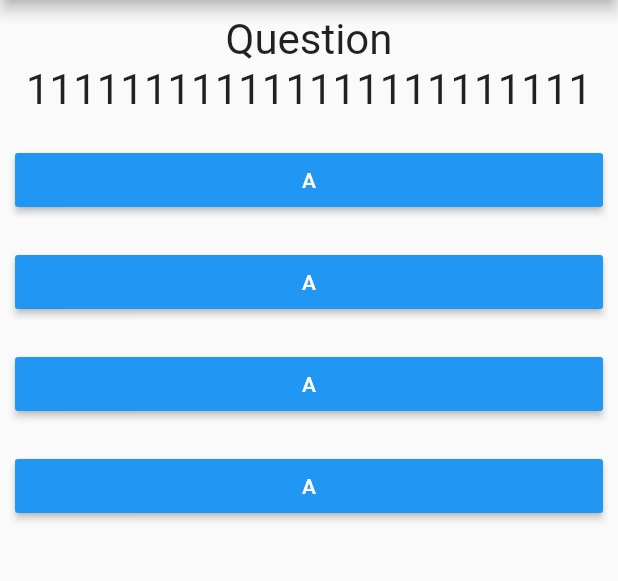
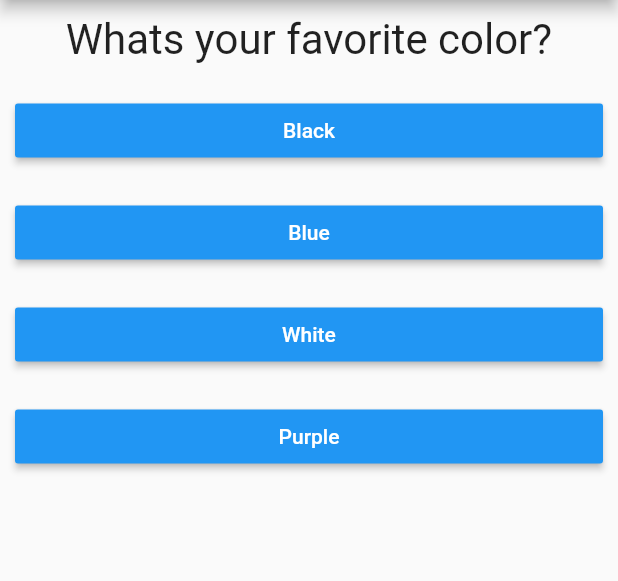
Before and after one commit to cando46/flutter_quiz_app, a Flutter app: the screen it shows after launch, on a phone screen of 412 x 824 dp, the part 84-665 px from its top. Run offline on Flutter 3.47's test engine with Material 2 defaults, Android fonts, the phone set to English and light mode, and no system bars.

Commit message:
Last commit for quiz excercise

```diff
--- a/lib/answer.dart
+++ b/lib/answer.dart
@@ -2,8 +2,9 @@ import 'package:flutter/material.dart';
 
 class Answer extends StatelessWidget {
   final Function selectHandler;
+  final String answerText;
 
-  Answer(this.selectHandler);
+  Answer(this.selectHandler,this.answerText);
 
   @override
   Widget build(BuildContext context) {
@@ -13,7 +14,7 @@ class Answer extends StatelessWidget {
       child: RaisedButton(
         color: Colors.blue,
         textColor: Colors.white,
-        child: Text("A"),
+        child: Text(answerText),
         onPressed: selectHandler,
       ),
     );
--- a/lib/main.dart
+++ b/lib/main.dart
@@ -1,6 +1,7 @@
 import 'package:flutter/material.dart';
-import './question.dart';
-import './answer.dart';
+import 'package:flutter_quiz_app/result.dart';
+import './quiz.dart';
+import './result.dart';
 
 void main() {
   runApp(MyApp());
@@ -12,41 +13,84 @@ class MyApp extends StatefulWidget {
 }
 
 class _MyAppState extends State<MyApp> {
+  final _questions = const [
+    {
+      "questionText": "Whats your favorite color?",
+      "answers": [
+        {"text": "Black", "score": 10},
+        {"text": "Blue", "score": 20},
+        {"text": "White", "score": 30},
+        {"text": "Purple", "score": 40}
+      ],
+    },
+    {
+      "questionText": "Whats your favorite animal?",
+      "answers": [
+        {"text": "Monkey", "score": 10},
+        {"text": "Duck", "score": 30},
+        {"text": "Cat", "score": 40},
+        {"text": "Dog", "score": 20}
+      ],
+    },
+    {
+      "questionText": "Whats your favorite number?",
+      "answers": [
+        {"text": "3", "score": 10},
+        {"text": "5", "score": 40},
+        {"text": "8", "score": 30},
+        {"text": "10", "score": 20}
+      ],
+    },
+    {
+      "questionText": "Whats your favorite series?",
+      "answers": [
+        {"text": "Sen Cal Kapimi", "score": 40},
+        {"text": "Mucize Doktor", "score": 30},
+        {"text": "HIMYM", "score": 20},
+        {"text": "Sense 8", "score": 10}
+      ],
+    },
+  ];
   var _questionIndex = 0;
+  var _totalScore = 0;
 
-  void _answerQuestion() {
+  void _resetQuiz(){
+
+    setState(() {
+      _questionIndex=0;
+      _totalScore=0;
+    });
+
+  }
+
+  void _answerQuestion(int score) {
+
+    //_totalScore = _totalScore + score; => equals += operator
+    _totalScore += score;
+
     setState(() {
       _questionIndex = _questionIndex + 1;
     });
 
     print(_questionIndex);
+    if (_questionIndex < _questions.length) {
+      print("We have more questions.");
+    }
   }
 
   Widget build(BuildContext context) {
-    var questions = [
-      "Question 111111111111111111111111",
-      "Question 2",
-      "Question 3",
-      "Question 4",
-      "Question 5"
-    ];
-
     return MaterialApp(
       home: Scaffold(
         appBar: AppBar(
           title: Text("Quiz App"),
         ),
-        body: Column(
-          children: [
-            Question(
-              questions.elementAt(_questionIndex),
-            ),
-            Answer(_answerQuestion),
-            Answer(_answerQuestion),
-            Answer(_answerQuestion),
-            Answer(_answerQuestion),
-          ],
-        ),
+        body: _questionIndex < _questions.length
+            ? Quiz(
+                answerQuestion: _answerQuestion,
+                questionIndex: _questionIndex,
+                questions: _questions,
+              )
+            : Result(_totalScore,_resetQuiz),
       ),
     );
   }
--- /dev/null
+++ b/lib/quiz.dart
@@ -0,0 +1,31 @@
+import 'package:flutter/material.dart';
+
+import './question.dart';
+import './answer.dart';
+
+class Quiz extends StatelessWidget {
+  final List<Map<String, Object>> questions;
+  final Function answerQuestion;
+  final int questionIndex;
+
+  Quiz({
+    @required this.questions,
+    @required this.answerQuestion,
+    @required this.questionIndex,
+  });
+
+  @override
+  Widget build(BuildContext context) {
+    return Column(
+      children: [
+        Question(
+          questions[questionIndex]["questionText"],
+        ),
+        ...(questions[questionIndex]["answers"] as List<Map<String, Object>>)
+            .map((answer) {
+          return Answer(() => answerQuestion(answer["score"]), answer["text"]);
+        }).toList()
+      ],
+    );
+  }
+}
```
Also changed, not shown: lib/result.dart (added, +46 -0 lines).
